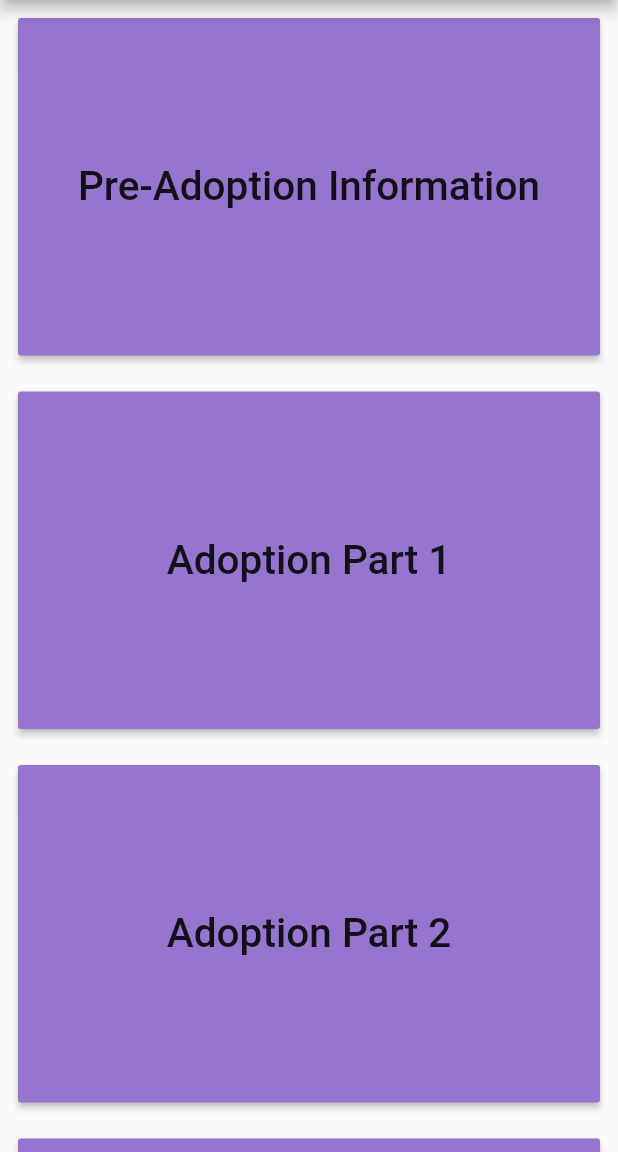
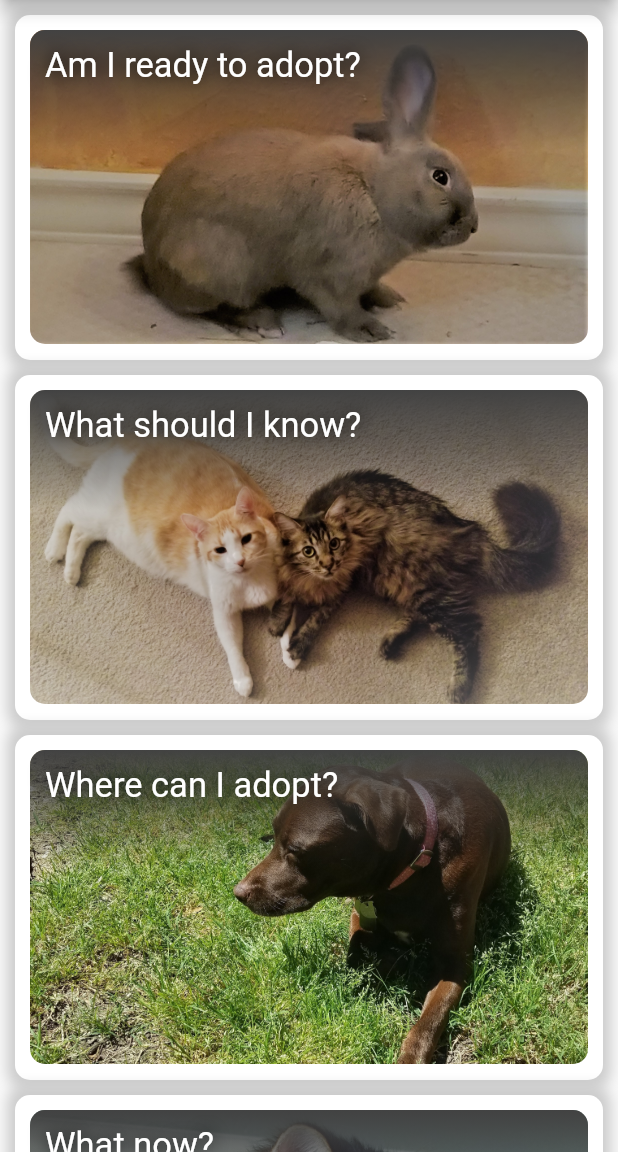
Before and after one commit to SamHesler/LifeWithPets, a Flutter app: the screen it shows after launch, on a phone screen of 412 x 824 dp, the part 84-1236 px from its top. Run offline on Flutter 3.47's test engine with Material 2 defaults, Android fonts, the phone set to English and light mode, and no system bars.

Commit message:
Home page rework
I reworked the styling of the homepage to include pictures and I updated the titles

```diff
--- a/life_with_pets/lib/home.dart
+++ b/life_with_pets/lib/home.dart
@@ -1,48 +1,123 @@
 import 'package:flutter/material.dart';
-import 'package:life_with_pets/preAdoption.dart';
 import 'preAdoption.dart';
 
 class Home extends StatelessWidget {
   @override
   Widget build(BuildContext context) {
-    double buttonHeight = 225;
     PreAdoption preAdopt = PreAdoption();
     return Scaffold(
         appBar: AppBar(
           title: Text('Life With Pets'),
           backgroundColor: Colors.deepPurple,
         ),
-        body: ListView(children: <Widget>[
-          //Pre-Adoption Info
-          createButton(
-              context, 'Pre-Adoption Information', preAdopt, buttonHeight),
-          //Adoption Part 1
-          createButton(context, 'Adoption Part 1', preAdopt, buttonHeight),
-          //Adoption Part 2
-          createButton(context, 'Adoption Part 2', preAdopt, buttonHeight),
-          //Post Adoption Information
-          createButton(
-              context, 'Post-Adoption Information', preAdopt, buttonHeight)
-        ]));
+        body: ListView(
+            padding: EdgeInsets.only(top: 5, bottom: 5),
+            children: <Widget>[
+              createButton(
+                  context,
+                  'assets/images/preAdoption.jpg',
+                  'Am I ready to adopt?',
+                  //'Information to help you make good choices\nabout a new pet',
+                  preAdopt),
+              createButton(
+                  context,
+                  'assets/images/adoptionPt1.jpg',
+                  'What should I know?',
+                  //'Information to help you make good decisions \nwhen adopting',
+                  preAdopt),
+              createButton(
+                  context,
+                  'assets/images/adoptionPt2.jpg',
+                  'Where can I adopt?',
+                  // 'A service to help you find adoptable pets\nnear you',
+                  preAdopt),
+              createButton(
+                  context,
+                  'assets/images/postAdoption.jpg',
+                  'What now?',
+                  // 'Information to help you make good choices\nwhen caring for your pet',
+                  preAdopt)
+            ]));
   }
 }
 
-ButtonTheme createButton(BuildContext context, String buttonName,
-    StatelessWidget nextPage, double height) {
-  final int FLEX = 300;
-  return ButtonTheme(
-      height: height,
-      buttonColor: Colors.deepPurple[FLEX],
-      child: Padding(
-          padding: EdgeInsets.all(12),
-          child: RaisedButton(
-            child: Text(
-              buttonName,
-              style: TextStyle(fontSize: 27),
-            ),
-            onPressed: () {
-              Navigator.push(
-                  context, MaterialPageRoute(builder: (context) => nextPage));
-            },
-          )));
+GestureDetector createButton(BuildContext context, String image,
+    String buttonName, /*String subText,*/ StatelessWidget nextPage) {
+  final double wid = MediaQuery.of(context).size.width;
+  return GestureDetector(
+      onTap: () => {
+            Navigator.push(
+                context, MaterialPageRoute(builder: (context) => nextPage))
+          },
+      child: Align(
+          alignment: Alignment.center,
+          child: Padding(
+              padding: EdgeInsets.only(top: 5, bottom: 5),
+              child: Container(
+                  width: wid - 20,
+                  height: 230,
+                  decoration: BoxDecoration(
+                      color: Colors.white,
+                      borderRadius: BorderRadius.only(
+                          topLeft: Radius.circular(10),
+                          topRight: Radius.circular(10),
+                          bottomLeft: Radius.circular(10),
+                          bottomRight: Radius.circular(10)),
+                      boxShadow: [
+                        BoxShadow(
+                            color: Colors.grey.withOpacity(0.5),
+                            spreadRadius: 5,
+                            blurRadius: 7)
+                      ]),
+                  child: Column(children: <Widget>[
+                    Stack(children: <Widget>[
+                      Padding(
+                          padding: EdgeInsets.all(10),
+                          child: ClipRRect(
+                              borderRadius: BorderRadius.circular(10),
+                              child: Image.asset(image))),
+                      Positioned(
+                          child: Padding(
+                              padding: EdgeInsets.only(top: 10),
+                              child: Align(
+                                  alignment: Alignment.center,
+                                  child: ClipRRect(
+                                      borderRadius: BorderRadius.only(
+                                          topLeft: Radius.circular(10),
+                                          topRight: Radius.circular(10)),
+                                      child: Container(
+                                          height: 80,
+                                          width: wid - 40,
+                                          decoration: BoxDecoration(
+                                            gradient: LinearGradient(
+                                                begin: Alignment.topCenter,
+                                                end: Alignment.bottomCenter,
+                                                colors: [
+                                                  Colors.grey[800],
+                                                  Colors.grey[900]
+                                                      .withOpacity(0)
+                                                ]),
+                                          )))))),
+                      Positioned(
+                          top: 20,
+                          left: 20,
+                          child: Text(buttonName,
+                              style: TextStyle(
+                                  fontSize: 23,
+                                  color: Colors.white,
+                                  shadows: [
+                                    Shadow(blurRadius: 15, color: Colors.black)
+                                  ]))),
+                      /* Positioned(
+                          bottom: 30,
+                          left: 15,
+                          child: Text(subText,
+                              style: TextStyle(
+                                  color: Colors.white,
+                                  fontSize: 17,
+                                  shadows: [
+                                    Shadow(blurRadius: 5, color: Colors.black)
+                                  ])))*/
+                    ]),
+                  ])))));
 }
--- /dev/null
+++ b/life_with_pets/lib/homeOld.dart
@@ -0,0 +1,47 @@
+import 'package:flutter/material.dart';
+import 'preAdoption.dart';
+
+class HomeOld extends StatelessWidget {
+  @override
+  Widget build(BuildContext context) {
+    double buttonHeight = 225;
+    PreAdoption preAdopt = PreAdoption();
+    return Scaffold(
+        appBar: AppBar(
+          title: Text('Life With Pets'),
+          backgroundColor: Colors.deepPurple,
+        ),
+        body: ListView(children: <Widget>[
+          //Pre-Adoption Info
+          createButton(
+              context, 'Pre-Adoption Information', preAdopt, buttonHeight),
+          //Adoption Part 1
+          createButton(context, 'Adoption Part 1', preAdopt, buttonHeight),
+          //Adoption Part 2
+          createButton(context, 'Adoption Part 2', preAdopt, buttonHeight),
+          //Post Adoption Information
+          createButton(
+              context, 'Post-Adoption Information', preAdopt, buttonHeight)
+        ]));
+  }
+}
+
+ButtonTheme createButton(BuildContext context, String buttonName,
+    StatelessWidget nextPage, double height) {
+  final int FLEX = 300;
+  return ButtonTheme(
+      height: height,
+      buttonColor: Colors.deepPurple[FLEX],
+      child: Padding(
+          padding: EdgeInsets.all(12),
+          child: RaisedButton(
+            child: Text(
+              buttonName,
+              style: TextStyle(fontSize: 27),
+            ),
+            onPressed: () {
+              Navigator.push(
+                  context, MaterialPageRoute(builder: (context) => nextPage));
+            },
+          )));
+}
--- a/life_with_pets/pubspec.yaml
+++ b/life_with_pets/pubspec.yaml
@@ -44,10 +44,8 @@ flutter:
   # the material Icons class.
   uses-material-design: true
 
-  # To add assets to your application, add an assets section, like this:
-  # assets:
-  #   - images/a_dot_burr.jpeg
-  #   - images/a_dot_ham.jpeg
+  assets:
+  - assets/images/
 
   # An image asset can refer to one or more resolution-specific "variants", see
   # https://flutter.dev/assets-and-images/#resolution-aware.
```
Also changed, not shown: life_with_pets/assets/images/adoptionPt1 - Copy.jpg (added), life_with_pets/assets/images/adoptionPt1.jpg (added), life_with_pets/assets/images/adoptionPt1Edit.jpg (added), life_with_pets/assets/images/adoptionPt2.jpg (added), life_with_pets/assets/images/adoptionPt2Edit.jpg (added), life_with_pets/assets/images/postAdoption.jpg (added), life_with_pets/assets/images/postAdoptionEdit.jpg (added), life_with_pets/assets/images/preAdoption.jpg (added), life_with_pets/assets/images/preAdoptionEdit.jpg (added).
